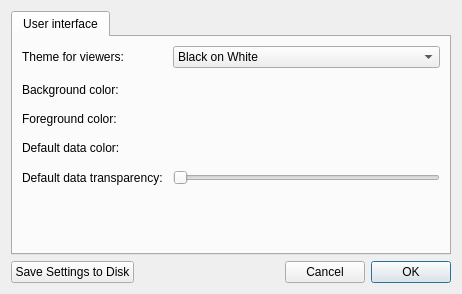
The window that glue/app/qt/preferences.ui (glue-viz/glue) describes before a commit, drawn with Qt 5.
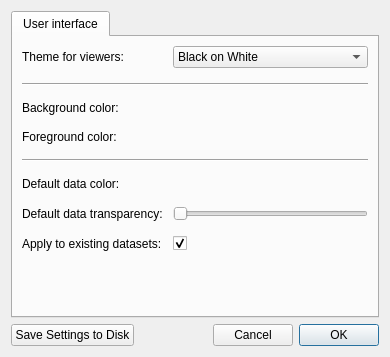
The same window after the commit. Custom widgets are drawn as their Qt base class.

Patch:
```diff
--- a/glue/app/qt/preferences.ui
+++ b/glue/app/qt/preferences.ui
@@ -6,8 +6,8 @@
    <rect>
     <x>0</x>
     <y>0</y>
-    <width>462</width>
-    <height>294</height>
+    <width>390</width>
+    <height>357</height>
    </rect>
   </property>
   <property name="windowTitle">
@@ -71,61 +71,38 @@
        <property name="verticalSpacing">
         <number>15</number>
        </property>
-       <item row="1" column="0">
-        <widget class="QLabel" name="label_2">
-         <property name="text">
-          <string>Background color:</string>
+       <item row="6" column="1">
+        <widget class="QSlider" name="slider_alpha">
+         <property name="maximum">
+          <number>100</number>
          </property>
-        </widget>
-       </item>
-       <item row="2" column="0">
-        <widget class="QLabel" name="label_3">
-         <property name="text">
-          <string>Foreground color:</string>
+         <property name="orientation">
+          <enum>Qt::Horizontal</enum>
          </property>
         </widget>
        </item>
-       <item row="0" column="1">
-        <widget class="QComboBox" name="combo_theme">
-         <item>
-          <property name="text">
-           <string>Black on White</string>
-          </property>
-         </item>
-         <item>
-          <property name="text">
-           <string>White on Black</string>
-          </property>
-         </item>
-         <item>
-          <property name="text">
-           <string>Custom</string>
-          </property>
-         </item>
-        </widget>
-       </item>
-       <item row="3" column="1">
+       <item row="5" column="1">
         <widget class="QColorBox" name="color_default_data">
          <property name="text">
           <string/>
          </property>
         </widget>
        </item>
-       <item row="1" column="1">
-        <widget class="QColorBox" name="color_background">
-         <property name="text">
-          <string/>
-         </property>
-        </widget>
-       </item>
-       <item row="2" column="1">
+       <item row="3" column="1">
         <widget class="QColorBox" name="color_foreground">
          <property name="text">
           <string/>
          </property>
         </widget>
        </item>
-       <item row="5" column="0">
+       <item row="1" column="0" colspan="2">
+        <widget class="Line" name="line">
+         <property name="orientation">
+          <enum>Qt::Horizontal</enum>
+         </property>
+        </widget>
+       </item>
+       <item row="9" column="0">
         <spacer name="verticalSpacer">
          <property name="orientation">
           <enum>Qt::Vertical</enum>
@@ -138,6 +115,13 @@
          </property>
         </spacer>
        </item>
+       <item row="2" column="0">
+        <widget class="QLabel" name="label_2">
+         <property name="text">
+          <string>Background color:</string>
+         </property>
+        </widget>
+       </item>
        <item row="0" column="0">
         <widget class="QLabel" name="label_5">
          <property name="text">
@@ -145,27 +129,77 @@
          </property>
         </widget>
        </item>
-       <item row="3" column="0">
+       <item row="5" column="0">
         <widget class="QLabel" name="label_4">
          <property name="text">
           <string>Default data color:</string>
          </property>
         </widget>
        </item>
-       <item row="4" column="0">
+       <item row="0" column="1">
+        <widget class="QComboBox" name="combo_theme">
+         <item>
+          <property name="text">
+           <string>Black on White</string>
+          </property>
+         </item>
+         <item>
+          <property name="text">
+           <string>White on Black</string>
+          </property>
+         </item>
+         <item>
+          <property name="text">
+           <string>Custom</string>
+          </property>
+         </item>
+        </widget>
+       </item>
+       <item row="6" column="0">
         <widget class="QLabel" name="label">
          <property name="text">
           <string>Default data transparency:</string>
          </property>
         </widget>
        </item>
-       <item row="4" column="1">
-        <widget class="QSlider" name="slider_alpha">
+       <item row="3" column="0">
+        <widget class="QLabel" name="label_3">
+         <property name="text">
+          <string>Foreground color:</string>
+         </property>
+        </widget>
+       </item>
+       <item row="2" column="1">
+        <widget class="QColorBox" name="color_background">
+         <property name="text">
+          <string/>
+         </property>
+        </widget>
+       </item>
+       <item row="4" column="0" colspan="2">
+        <widget class="Line" name="line_2">
          <property name="orientation">
           <enum>Qt::Horizontal</enum>
          </property>
         </widget>
        </item>
+       <item row="7" column="0">
+        <widget class="QLabel" name="label_6">
+         <property name="text">
+          <string>Apply to existing datasets:</string>
+         </property>
+        </widget>
+       </item>
+       <item row="7" column="1">
+        <widget class="QCheckBox" name="checkbox_apply">
+         <property name="text">
+          <string/>
+         </property>
+         <property name="checked">
+          <bool>true</bool>
+         </property>
+        </widget>
+       </item>
       </layout>
      </widget>
     </widget>
```
Left out of the diff: 82 changed lines with no effect on the pictures.
